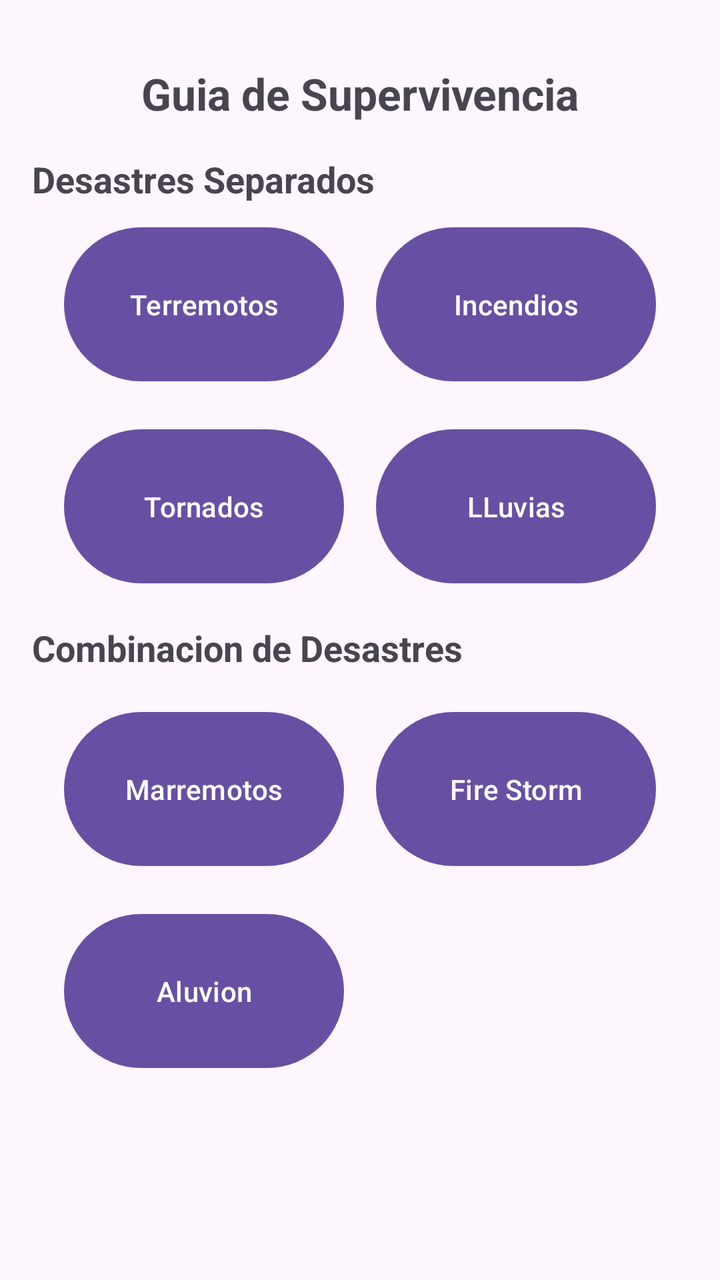
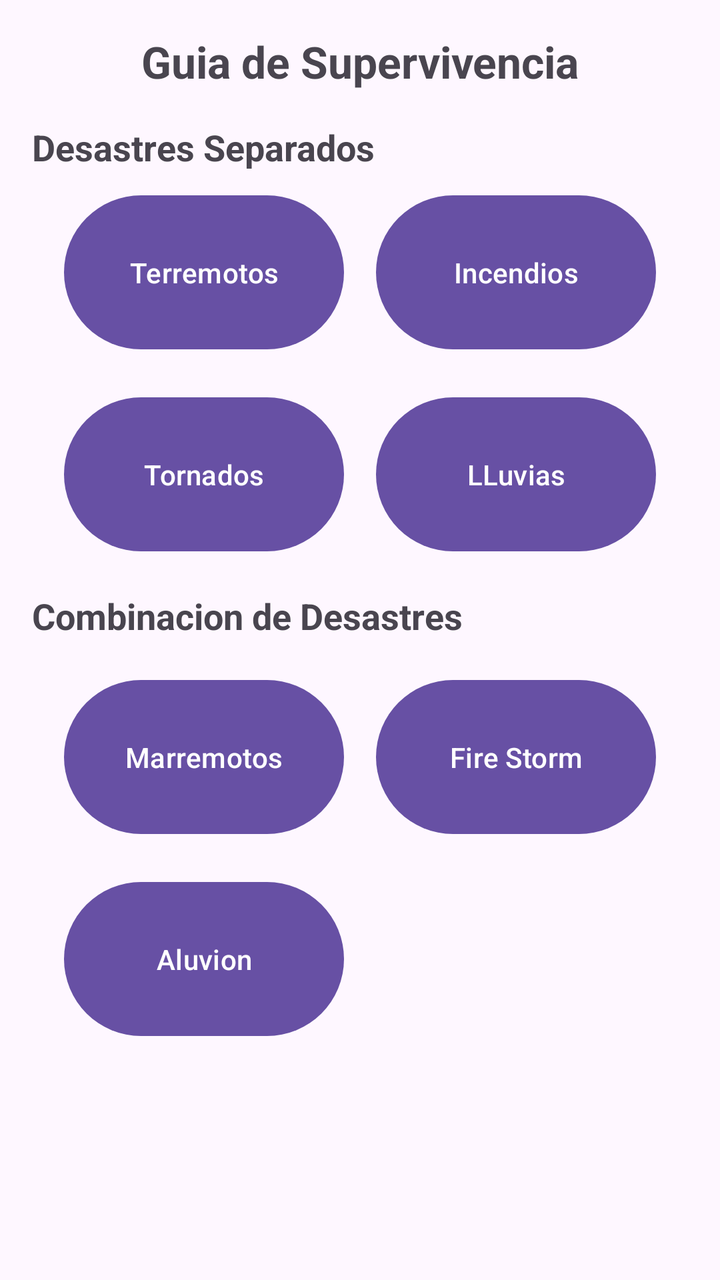

Compare the two renders of this Android layout. The source of the first and the diff that turns it into the second are given below.
<!-- AndroidManifest.xml: application theme Theme.MyApp -->
<!-- res/layout/guias_fragment.xml -->
<?xml version="1.0" encoding="utf-8"?>
<androidx.constraintlayout.widget.ConstraintLayout
    xmlns:android="http://schemas.android.com/apk/res/android"
    xmlns:app="http://schemas.android.com/apk/res-auto"
    xmlns:tools="http://schemas.android.com/tools"
    android:id="@+id/main"
    android:layout_width="match_parent"
    android:layout_height="match_parent"
    tools:context=".MainActivity">


    <ScrollView
        android:layout_width="match_parent"
        android:layout_height="match_parent"
        app:layout_constraintBottom_toBottomOf="parent"
        app:layout_constraintEnd_toEndOf="parent"
        app:layout_constraintStart_toStartOf="parent"
        app:layout_constraintTop_toTopOf="parent">


        <LinearLayout
            android:layout_width="match_parent"
            android:layout_height="wrap_content"
            android:orientation="vertical"
            android:padding="16dp"
            tools:ignore="MissingConstraints"
            tools:layout_editor_absoluteX="0dp"
            tools:layout_editor_absoluteY="7dp">


            <TextView
                android:id="@+id/TituloPrincipal"
                android:layout_width="match_parent"
                android:layout_height="wrap_content"
                android:layout_marginTop="16dp"
                android:layout_marginBottom="16dp"
                android:gravity="center"
                android:text="@string/TXT_Guías_de_supervivencia"
                android:textAlignment="center"
                android:textSize="22sp"
                android:textStyle="bold" />


            <TextView
                android:layout_width="match_parent"
                android:layout_height="wrap_content"
                android:text="@string/Txt_Desastres_Unicos"
                android:textSize="18sp"
                android:textStyle="bold"
                android:layout_marginBottom="8dp"/>

            
            <LinearLayout
                android:layout_width="match_parent"
                android:layout_height="wrap_content"
                android:orientation="horizontal"
                android:gravity="center_horizontal"
                android:layout_marginBottom="16dp"> 

                <Button
                    android:id="@+id/boton_Terremotos"
                    android:layout_width="140dp"
                    android:layout_height="85dp"
                    android:text="@string/Txt_Terremotos"
                    android:layout_marginEnd="8dp"/> 

                <Button
                    android:id="@+id/boton_Incendios"
                    android:layout_width="140dp"
                    android:layout_height="85dp"
                    android:text="@string/Txt_Desastre_Incendio"
                    android:layout_marginStart="8dp"/>
            </LinearLayout>

            
            <LinearLayout
                android:layout_width="match_parent"
                android:layout_height="wrap_content"
                android:orientation="horizontal"
                android:gravity="center_horizontal"
                android:layout_marginBottom="16dp"> 

                <Button
                    android:id="@+id/boton_Tornados"
                    android:layout_width="140dp"
                    android:layout_height="85dp"
                    android:text="@string/Txt_Tornados"
                    android:layout_marginEnd="8dp"/> 

                <Button
                    android:id="@+id/boton_Lluvias"
                    android:layout_width="140dp"
                    android:layout_height="85dp"
                    android:text="@string/Txt_LLuvias"
                    android:layout_marginStart="8dp"/> 
            </LinearLayout>


            <TextView
                android:layout_width="match_parent"
                android:layout_height="wrap_content"
                android:text="@string/Txt_Desastres_Fusionados"
                android:textSize="18sp"
                android:textStyle="bold"
                android:layout_marginBottom="16dp"/>

            <LinearLayout
                android:layout_width="match_parent"
                android:layout_height="wrap_content"
                android:orientation="horizontal"
                android:gravity="center_horizontal">

                <Button
                    android:id="@+id/boton_Maremotos"
                    android:layout_width="140dp"
                    android:layout_height="85dp"
                    android:text="@string/Txt_Desastre_Marremoto"
                    android:layout_marginEnd="8dp"/>


                <Button
                    android:id="@+id/boton_Tormenta_Fuego"
                    android:layout_width="140dp"
                    android:layout_height="85dp"
                    android:layout_marginStart="8dp"
                    android:text="@string/Txt_Tormenta_de_FUEGOO" />
            </LinearLayout>

            <LinearLayout
                android:layout_width="match_parent"
                android:layout_height="wrap_content"
                android:layout_marginTop="16dp"
                android:gravity="center_horizontal"
                android:orientation="horizontal">

                <Button
                    android:id="@+id/boton_Aluvion"
                    android:layout_width="140dp"
                    android:layout_height="85dp"
                    android:layout_marginEnd="8dp"
                    android:text="@string/txt_Aluvion" />

                <Space
                    android:layout_width="140dp"
                    android:layout_height="85dp"
                    android:layout_marginStart="8dp"/>

            </LinearLayout>

        </LinearLayout>
    </ScrollView>
</androidx.constraintlayout.widget.ConstraintLayout>
<!-- resources referenced by this layout -->
<resources>
  <string name="Txt_Desastre_Incendio">Incendios</string>
  <string name="Txt_Desastre_Marremoto">Marremotos</string>
  <string name="Txt_Desastres_Fusionados">Combinacion de Desastres</string>
  <string name="Txt_Desastres_Unicos">Desastres Separados</string>
  <string name="Txt_LLuvias">LLuvias</string>
  <string name="Txt_Terremotos">Terremotos</string>
  <string name="Txt_Tormenta_de_FUEGOO">Fire Storm</string>
  <string name="Txt_Tornados">Tornados</string>
  <string name="txt_Aluvion">Aluvion</string>
  <style name="Theme.MyApp" parent="Base.Theme.MyApp" />
  <style name="Base.Theme.MyApp" parent="Theme.Material3.DayNight.NoActionBar">
          
          
      </style>
</resources>

<!-- the commit's change to res/layout/guias_fragment.xml (unified diff, before → after) -->
@@ -6,16 +6,21 @@
     android:id="@+id/main"
     android:layout_width="match_parent"
     android:layout_height="match_parent"
-    tools:context=".MainActivity">
-
+    android:focusable="true"
+    android:focusableInTouchMode="true">
 
     <ScrollView
+        android:id="@+id/Scroll_principal"
         android:layout_width="match_parent"
         android:layout_height="match_parent"
         app:layout_constraintBottom_toBottomOf="parent"
         app:layout_constraintEnd_toEndOf="parent"
+        app:layout_constraintHorizontal_bias="0.0"
         app:layout_constraintStart_toStartOf="parent"
-        app:layout_constraintTop_toTopOf="parent">
+        app:layout_constraintTop_toTopOf="parent"
+        app:layout_constraintVertical_bias="1.0"
+        android:layout_marginTop="0dp"
+        android:paddingTop="0dp">
 
 
         <LinearLayout
@@ -32,7 +37,6 @@
                 android:id="@+id/TituloPrincipal"
                 android:layout_width="match_parent"
                 android:layout_height="wrap_content"
-                android:layout_marginTop="16dp"
                 android:layout_marginBottom="16dp"
                 android:gravity="center"
                 android:text="@string/TXT_Guías_de_supervivencia"
@@ -40,82 +44,81 @@
                 android:textSize="22sp"
                 android:textStyle="bold" />
 
-
             <TextView
                 android:layout_width="match_parent"
                 android:layout_height="wrap_content"
+                android:layout_marginBottom="8dp"
                 android:text="@string/Txt_Desastres_Unicos"
                 android:textSize="18sp"
-                android:textStyle="bold"
-                android:layout_marginBottom="8dp"/>
+                android:textStyle="bold" />
 
             
             <LinearLayout
                 android:layout_width="match_parent"
                 android:layout_height="wrap_content"
-                android:orientation="horizontal"
+                android:layout_marginBottom="16dp"
                 android:gravity="center_horizontal"
-                android:layout_marginBottom="16dp"> 
+                android:orientation="horizontal"> 
 
                 <Button
                     android:id="@+id/boton_Terremotos"
                     android:layout_width="140dp"
                     android:layout_height="85dp"
-                    android:text="@string/Txt_Terremotos"
-                    android:layout_marginEnd="8dp"/> 
+                    android:layout_marginEnd="8dp"
+                    android:text="@string/Txt_Terremotos" /> 
 
                 <Button
                     android:id="@+id/boton_Incendios"
                     android:layout_width="140dp"
                     android:layout_height="85dp"
-                    android:text="@string/Txt_Desastre_Incendio"
-                    android:layout_marginStart="8dp"/>
+                    android:layout_marginStart="8dp"
+                    android:text="@string/Txt_Desastre_Incendio" />
             </LinearLayout>
 
             
             <LinearLayout
                 android:layout_width="match_parent"
                 android:layout_height="wrap_content"
-                android:orientation="horizontal"
+                android:layout_marginBottom="16dp"
                 android:gravity="center_horizontal"
-                android:layout_marginBottom="16dp"> 
+                android:orientation="horizontal"> 
 
                 <Button
                     android:id="@+id/boton_Tornados"
                     android:layout_width="140dp"
                     android:layout_height="85dp"
-                    android:text="@string/Txt_Tornados"
-                    android:layout_marginEnd="8dp"/> 
+                    android:layout_marginEnd="8dp"
+                    android:text="@string/Txt_Tornados" /> 
 
                 <Button
                     android:id="@+id/boton_Lluvias"
                     android:layout_width="140dp"
                     android:layout_height="85dp"
-                    android:text="@string/Txt_LLuvias"
-                    android:layout_marginStart="8dp"/> 
+                    android:layout_marginStart="8dp"
+                    android:text="@string/Txt_LLuvias" /> 
             </LinearLayout>
 
 
             <TextView
                 android:layout_width="match_parent"
                 android:layout_height="wrap_content"
+                android:layout_marginBottom="16dp"
                 android:text="@string/Txt_Desastres_Fusionados"
                 android:textSize="18sp"
-                android:textStyle="bold"
-                android:layout_marginBottom="16dp"/>
+                android:textStyle="bold" />
 
             <LinearLayout
                 android:layout_width="match_parent"
                 android:layout_height="wrap_content"
-                android:orientation="horizontal"
-                android:gravity="center_horizontal">
+                android:gravity="center_horizontal"
+                android:orientation="horizontal">
 
                 <Button
                     android:id="@+id/boton_Maremotos"
                     android:layout_width="140dp"
                     android:layout_height="85dp"
-                    android:text="@string/Txt_Desastre_Marremoto"
-                    android:layout_marginEnd="8dp"/>
+                    android:layout_marginEnd="8dp"
+                    android:text="@string/Txt_Desastre_Marremoto" />
 
 
                 <Button
@@ -143,7 +146,7 @@
                 <Space
                     android:layout_width="140dp"
                     android:layout_height="85dp"
-                    android:layout_marginStart="8dp"/>
+                    android:layout_marginStart="8dp" />
 
             </LinearLayout>
 
